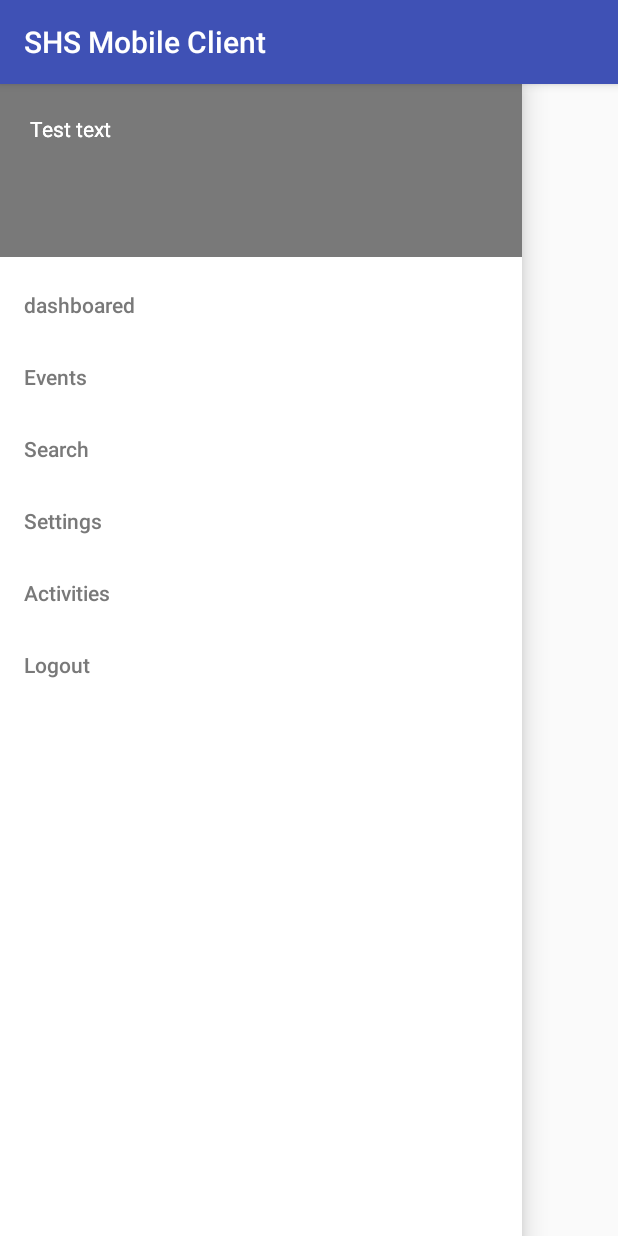
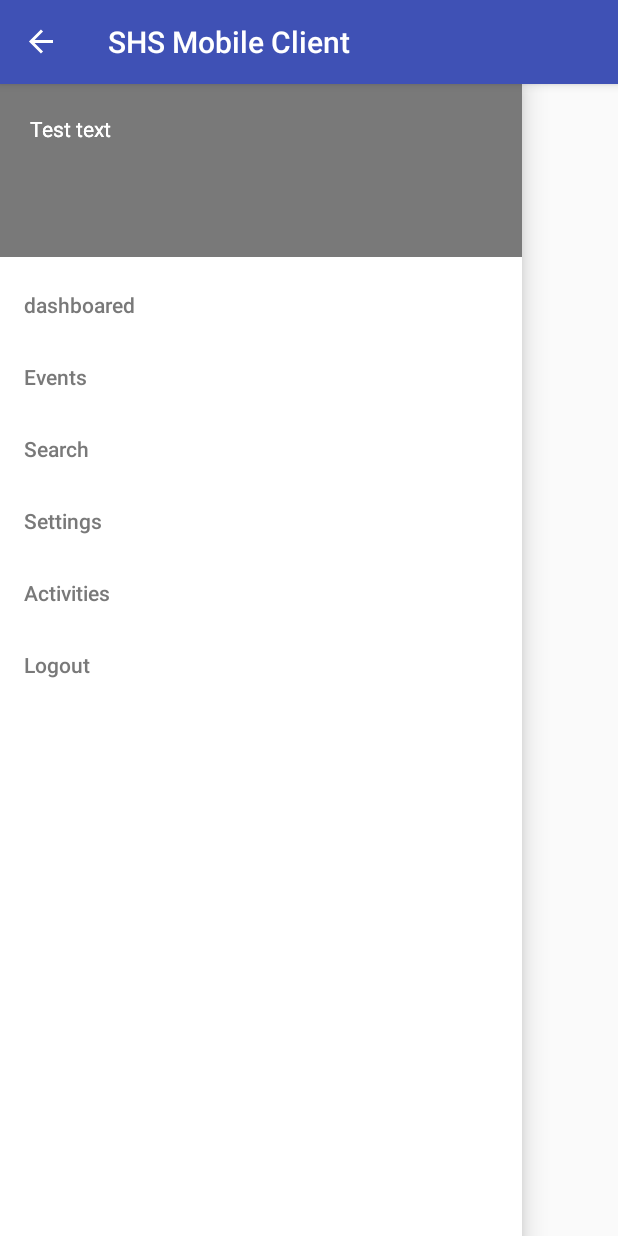
Before and after one commit to MotozovArtem/shs, an Android app: the screen it shows after launch (MainActivity), in the side drawer, after a tap on "Events", on a phone screen of 412 x 824 dp. Run offline under Robolectric (Android 15) with nearby library versions, the phone set to English and light mode, and no system bars.

Commit message:
[#20] Fill Main activity: refactor, add toggle button

```diff
--- a/src/shs-mobile-client/app/src/main/java/ru/rienel/shs/mobile/activity/main/MainActivity.java
+++ b/src/shs-mobile-client/app/src/main/java/ru/rienel/shs/mobile/activity/main/MainActivity.java
@@ -2,14 +2,28 @@ package ru.rienel.shs.mobile.activity.main;
 
 import android.os.Bundle;
 import android.support.annotation.Nullable;
+import android.support.v4.app.Fragment;
+import android.support.v4.app.FragmentManager;
 import android.support.v7.app.AppCompatActivity;
 
 import ru.rienel.shs.mobile.R;
 
 public class MainActivity extends AppCompatActivity {
+
 	@Override
 	protected void onCreate(@Nullable Bundle savedInstanceState) {
 		super.onCreate(savedInstanceState);
 		setContentView(R.layout.main_activity);
+
+
+		FragmentManager fragmentManager = getSupportFragmentManager();
+		Fragment fragment = fragmentManager.findFragmentById(R.id.mainRootFragmentContainer);
+
+		if (fragment == null) {
+			fragment = new MainRootFragment();
+			fragmentManager.beginTransaction()
+					.add(R.id.mainRootFragmentContainer, fragment)
+					.commit();
+		}
 	}
 }
--- a/src/shs-mobile-client/app/src/main/java/ru/rienel/shs/mobile/activity/main/MainFragment.java
+++ b/src/shs-mobile-client/app/src/main/java/ru/rienel/shs/mobile/activity/main/MainFragment.java
@@ -15,7 +15,7 @@ public class MainFragment extends Fragment implements MainContract.View {
 	@Nullable
 	@Override
 	public View onCreateView(@NonNull LayoutInflater inflater, @Nullable ViewGroup container, @Nullable Bundle savedInstanceState) {
-		View view = inflater.inflate(R.layout.fragment_main, container, false);
+		View view = inflater.inflate(R.layout.main_activity, container, false);
 
 		return view;
 	}
--- /dev/null
+++ b/src/shs-mobile-client/app/src/main/java/ru/rienel/shs/mobile/activity/main/MainRootFragment.java
@@ -0,0 +1,47 @@
+package ru.rienel.shs.mobile.activity.main;
+
+import android.os.Bundle;
+import android.support.annotation.NonNull;
+import android.support.annotation.Nullable;
+import android.support.v4.app.Fragment;
+import android.support.v4.widget.DrawerLayout;
+import android.support.v7.app.ActionBarDrawerToggle;
+import android.support.v7.app.AppCompatActivity;
+import android.view.LayoutInflater;
+import android.view.MenuItem;
+import android.view.View;
+import android.view.ViewGroup;
+
+import ru.rienel.shs.mobile.R;
+import ru.rienel.shs.mobile.activity.BasePresenter;
+
+public class MainRootFragment extends Fragment implements MainContract.View {
+	private DrawerLayout drawerLayout;
+	private ActionBarDrawerToggle actionBarDrawerToggle;
+
+	@Nullable
+	@Override
+	public View onCreateView(@NonNull LayoutInflater inflater, @Nullable ViewGroup container, @Nullable Bundle savedInstanceState) {
+		View view = inflater.inflate(R.layout.main_root_fragment, container, false);
+		drawerLayout = view.findViewById(R.id.mainFragmentContainer);
+		actionBarDrawerToggle = new ActionBarDrawerToggle(getActivity(), drawerLayout, R.string.open, R.string.close);
+		drawerLayout.addDrawerListener(actionBarDrawerToggle);
+		actionBarDrawerToggle.syncState();
+		setHasOptionsMenu(true);
+		((AppCompatActivity)getActivity()).getSupportActionBar().setDisplayHomeAsUpEnabled(true);
+		return view;
+	}
+
+	@Override
+	public boolean onOptionsItemSelected(MenuItem item) {
+		if (actionBarDrawerToggle.onOptionsItemSelected(item)) {
+			return true;
+		}
+		return super.onOptionsItemSelected(item);
+	}
+
+	@Override
+	public void setPresenter(MainContract.Presenter presenter) {
+
+	}
+}
--- a/src/shs-mobile-client/app/src/main/res/layout/fragment_main.xml
+++ /dev/null
@@ -1,6 +0,0 @@
-<?xml version="1.0" encoding="utf-8"?>
-<RelativeLayout xmlns:android="http://schemas.android.com/apk/res/android"
-				android:layout_width="match_parent"
-				android:layout_height="match_parent">
-
-</RelativeLayout>
--- a/src/shs-mobile-client/app/src/main/res/layout/main_activity.xml
+++ b/src/shs-mobile-client/app/src/main/res/layout/main_activity.xml
@@ -1,22 +1,7 @@
 <?xml version="1.0" encoding="utf-8"?>
-<android.support.v4.widget.DrawerLayout
-		xmlns:android="http://schemas.android.com/apk/res/android" xmlns:app="http://schemas.android.com/apk/res-auto"
-		android:id="@+id/mainFragmentContainer"
-		android:orientation="vertical"
-		android:layout_width="match_parent"
-		android:layout_height="match_parent">
+<RelativeLayout xmlns:android="http://schemas.android.com/apk/res/android"
+				android:id="@+id/mainRootFragmentContainer"
+				android:layout_width="match_parent"
+				android:layout_height="match_parent">
 
-
-	<android.support.design.widget.NavigationView
-			app:headerLayout="@layout/menu_header"
-			android:layout_width="match_parent"
-			android:layout_height="match_parent"
-			android:background="@color/white"
-			app:itemTextColor="@color/darkgray"
-			app:itemIconTint="@color/darkgray"
-			app:menu="@menu/drawermenu"
-			android:layout_gravity="start"
-	>
-
-	</android.support.design.widget.NavigationView>
-</android.support.v4.widget.DrawerLayout>
+</RelativeLayout>
--- /dev/null
+++ b/src/shs-mobile-client/app/src/main/res/layout/main_root_fragment.xml
@@ -0,0 +1,22 @@
+<?xml version="1.0" encoding="utf-8"?>
+<android.support.v4.widget.DrawerLayout
+		xmlns:android="http://schemas.android.com/apk/res/android" xmlns:app="http://schemas.android.com/apk/res-auto"
+		android:id="@+id/mainFragmentContainer"
+		android:orientation="vertical"
+		android:layout_width="match_parent"
+		android:layout_height="match_parent">
+
+
+	<android.support.design.widget.NavigationView
+			app:headerLayout="@layout/menu_header"
+			android:layout_width="match_parent"
+			android:layout_height="match_parent"
+			android:background="@color/white"
+			app:itemTextColor="@color/darkgray"
+			app:itemIconTint="@color/darkgray"
+			app:menu="@menu/drawermenu"
+			android:layout_gravity="start"
+	>
+
+	</android.support.design.widget.NavigationView>
+</android.support.v4.widget.DrawerLayout>
--- a/src/shs-mobile-client/app/src/main/res/values/strings.xml
+++ b/src/shs-mobile-client/app/src/main/res/values/strings.xml
@@ -6,4 +6,6 @@
 	<string name="cancel">Cancel</string>
 	<string name="acceptr">Accept</string>
 	<string name="test_text">Test text</string>
+	<string name="open">Open</string>
+	<string name="close">Close</string>
 </resources>
```
